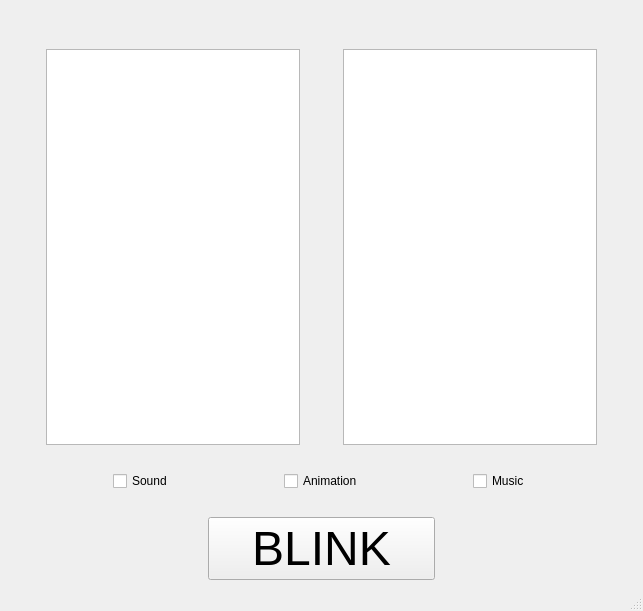
Before: the Qt Designer form mainwindow.ui in persiKey/Blink, drawn with Qt 5.
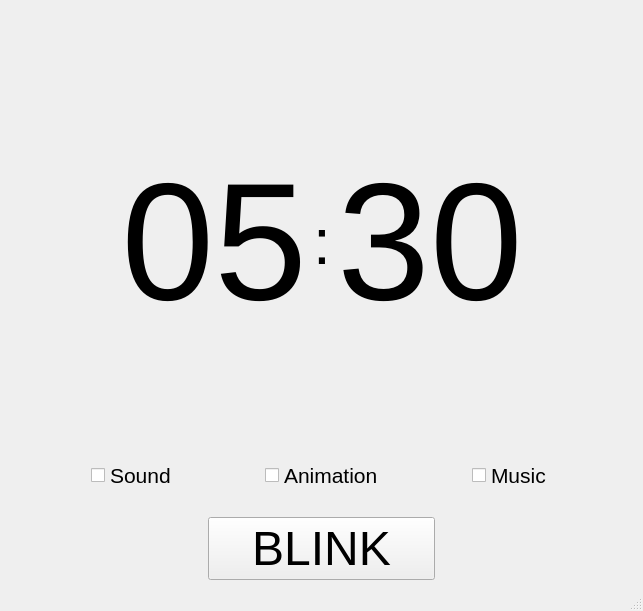
After: the same form once the commit is applied.

Commit message: changed time fields

The edit to the form file:
```diff
--- a/mainwindow.ui
+++ b/mainwindow.ui
@@ -35,22 +35,6 @@
       </item>
       <item>
        <layout class="QHBoxLayout" name="horizontalLayout_2">
-        <item>
-         <spacer name="horizontalSpacer_8">
-          <property name="orientation">
-           <enum>Qt::Horizontal</enum>
-          </property>
-          <property name="sizeHint" stdset="0">
-           <size>
-            <width>40</width>
-            <height>20</height>
-           </size>
-          </property>
-         </spacer>
-        </item>
-        <item>
-         <widget class="QTextEdit" name="textEdit"/>
-        </item>
         <item>
          <spacer name="horizontalSpacer">
           <property name="orientation">
@@ -65,10 +49,49 @@
          </spacer>
         </item>
         <item>
-         <widget class="QTextEdit" name="textEdit_2"/>
+         <widget class="QLabel" name="label_2">
+          <property name="font">
+           <font>
+            <pointsize>125</pointsize>
+           </font>
+          </property>
+          <property name="layoutDirection">
+           <enum>Qt::LeftToRight</enum>
+          </property>
+          <property name="text">
+           <string>05</string>
+          </property>
+          <property name="alignment">
+           <set>Qt::AlignRight|Qt::AlignTrailing|Qt::AlignVCenter</set>
+          </property>
+         </widget>
         </item>
         <item>
-         <spacer name="horizontalSpacer_9">
+         <widget class="QLabel" name="label">
+          <property name="font">
+           <font>
+            <pointsize>48</pointsize>
+           </font>
+          </property>
+          <property name="text">
+           <string>:</string>
+          </property>
+         </widget>
+        </item>
+        <item>
+         <widget class="QLabel" name="label_3">
+          <property name="font">
+           <font>
+            <pointsize>125</pointsize>
+           </font>
+          </property>
+          <property name="text">
+           <string>30</string>
+          </property>
+         </widget>
+        </item>
+        <item>
+         <spacer name="horizontalSpacer_8">
           <property name="orientation">
            <enum>Qt::Horizontal</enum>
           </property>
@@ -115,6 +138,11 @@
         </item>
         <item>
          <widget class="QCheckBox" name="checkBox">
+          <property name="font">
+           <font>
+            <pointsize>16</pointsize>
+           </font>
+          </property>
           <property name="text">
            <string>Sound</string>
           </property>
@@ -135,6 +163,11 @@
         </item>
         <item>
          <widget class="QCheckBox" name="checkBox_2">
+          <property name="font">
+           <font>
+            <pointsize>16</pointsize>
+           </font>
+          </property>
           <property name="text">
            <string>Animation</string>
           </property>
@@ -155,6 +188,11 @@
         </item>
         <item>
          <widget class="QCheckBox" name="checkBox_3">
+          <property name="font">
+           <font>
+            <pointsize>16</pointsize>
+           </font>
+          </property>
           <property name="text">
            <string>Music</string>
           </property>
```
Left out of the diff: 2 changed lines with no effect on the pictures. The commit also changes 1 other file.
